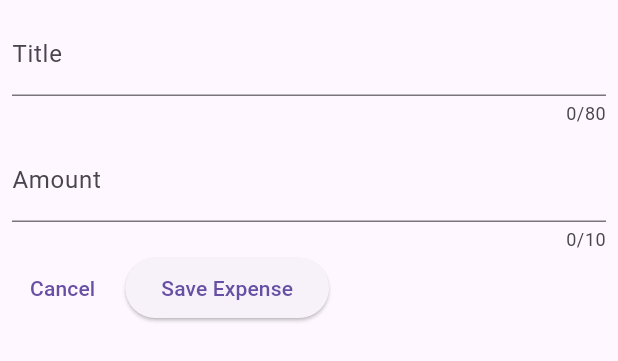
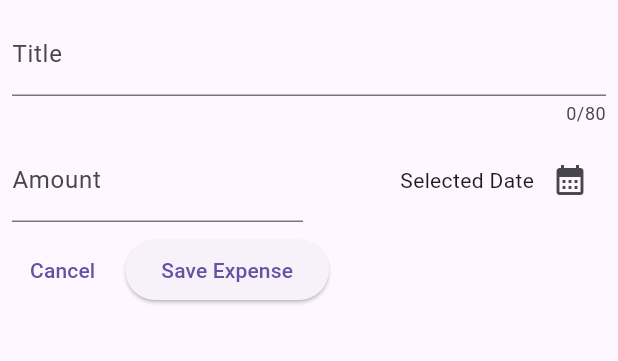
Before and after one commit to UzmiSoftwareEng/Learning_Professional_Flutter_from_Udemy, a Flutter app: the NewExpense widget shown alone on an empty page, opened directly, on a phone screen of 412 x 824 dp. Shown: the top 361 px of the screen. Run offline on Flutter 3.47's test engine with Material 3 defaults, Android fonts, the phone set to English and light mode, and no system bars; our stand-ins replace google_fonts.

Commit message:
Adding datePicker in ModalBottomSheet for picking presenDate

```diff
--- a/Expense Tracker/day 98/lib/new_expense.dart
+++ b/Expense Tracker/day 98/lib/new_expense.dart
@@ -10,6 +10,17 @@
 class _NewExpenseState extends State<NewExpense> {
   final _titleController = TextEditingController();
   final _amountController = TextEditingController();
+
+  void _activeDatePicker (){
+    final now = DateTime.now();
+    final firstDate = DateTime(now.year-1 , now.month, now.day);
+
+    showDatePicker(context: context,
+  initialDate: now,
+  firstDate: firstDate,
+  lastDate: now,
+    );
+}
 
   @override
   void dispose() {
@@ -33,15 +44,36 @@
             ),
           ),
           SizedBox(height: 8,),
-          TextField(
+          Row(
+            children: [
+              Expanded(
+                child: TextField(
                   controller: _amountController,
-            maxLength: 10,
                   keyboardType: TextInputType.number,
                   decoration: const InputDecoration(
                     prefixText: '\$ ',
                     label: Text('Amount'),
                   ),
                 ),
+              ),
+              SizedBox(width: 8,),
+              Expanded(
+                child: Row(
+                  mainAxisAlignment: MainAxisAlignment.end,
+                  crossAxisAlignment: CrossAxisAlignment.center,
+                  children: [
+                    Text('Selected Date', ),
+                    IconButton(
+                        onPressed: _activeDatePicker,
+                        icon: Icon(Icons.calendar_month,
+                        ),
+                    ),
+                  ],
+                ),
+              ),
+            ],
+          ),
+              SizedBox(height: 8,),
               Row(
                 children: [
               TextButton(
@@ -63,5 +95,4 @@
       ),
     );
   }
-
 }
```
Lines whose indentation alone changed are shown as unchanged.
